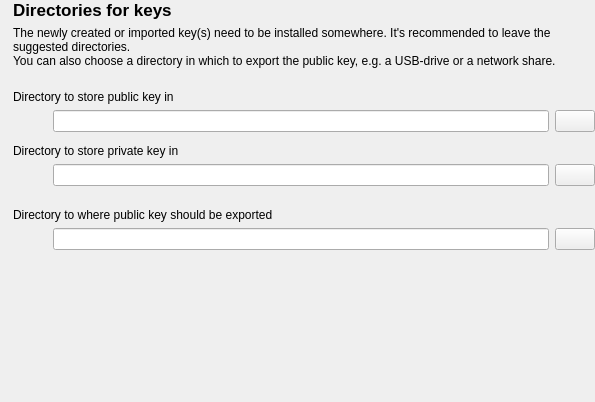
veyon/veyon, file setup/dialogs/page_key_dirs.ui: the form before one commit.
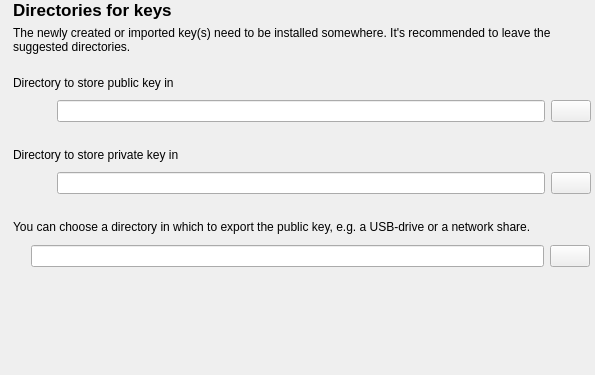
The form after the commit. Icons and pictures are not drawn.

```diff
--- a/setup/dialogs/page_key_dirs.ui
+++ b/setup/dialogs/page_key_dirs.ui
@@ -6,7 +6,7 @@
     <x>0</x>
     <y>0</y>
     <width>595</width>
-    <height>402</height>
+    <height>375</height>
    </rect>
   </property>
   <layout class="QHBoxLayout" >
@@ -44,8 +44,7 @@
      <item>
       <widget class="QLabel" name="label_3" >
        <property name="text" >
-        <string>The newly created or imported key(s) need to be installed somewhere. It's recommended to leave the suggested directories.
-You can also choose a directory in which to export the public key, e.g. a USB-drive or a network share.</string>
+        <string>The newly created or imported key(s) need to be installed somewhere. It's recommended to leave the suggested directories.</string>
        </property>
        <property name="wordWrap" >
         <bool>true</bool>
@@ -78,7 +77,7 @@
      <item>
       <layout class="QHBoxLayout" >
        <property name="margin" >
-        <number>0</number>
+        <number>4</number>
        </property>
        <property name="spacing" >
         <number>6</number>
@@ -127,8 +126,8 @@
        </property>
        <property name="sizeHint" >
         <size>
-         <width>0</width>
-         <height>6</height>
+         <width>387</width>
+         <height>16</height>
         </size>
        </property>
       </spacer>
@@ -152,7 +151,7 @@
         <item>
          <layout class="QHBoxLayout" >
           <property name="margin" >
-           <number>0</number>
+           <number>4</number>
           </property>
           <property name="spacing" >
            <number>6</number>
@@ -210,33 +209,27 @@
         <item>
          <widget class="QLabel" name="label_9" >
           <property name="text" >
-           <string>Directory to where public key should be exported</string>
+           <string>You can choose a directory in which to export the public key, e.g. a USB-drive or a network share.</string>
+          </property>
+          <property name="wordWrap" >
+           <bool>true</bool>
           </property>
          </widget>
         </item>
         <item>
          <layout class="QHBoxLayout" >
           <property name="margin" >
-           <number>0</number>
+           <number>5</number>
           </property>
           <property name="spacing" >
            <number>6</number>
           </property>
           <item>
-           <spacer>
-            <property name="orientation" >
-             <enum>Qt::Horizontal</enum>
+           <widget class="QLabel" name="label_4" >
+            <property name="pixmap" >
+             <pixmap resource="../setup.qrc" >:/resources/usbdrive.png</pixmap>
             </property>
-            <property name="sizeType" >
-             <enum>QSizePolicy::Fixed</enum>
-            </property>
-            <property name="sizeHint" >
-             <size>
-              <width>40</width>
-              <height>21</height>
-             </size>
-            </property>
-           </spacer>
+           </widget>
           </item>
           <item>
            <widget class="QLineEdit" name="keyExportDirLineEdit" />
@@ -267,7 +260,7 @@
        <property name="sizeHint" >
         <size>
          <width>387</width>
-         <height>26</height>
+         <height>16</height>
         </size>
        </property>
       </spacer>
```
